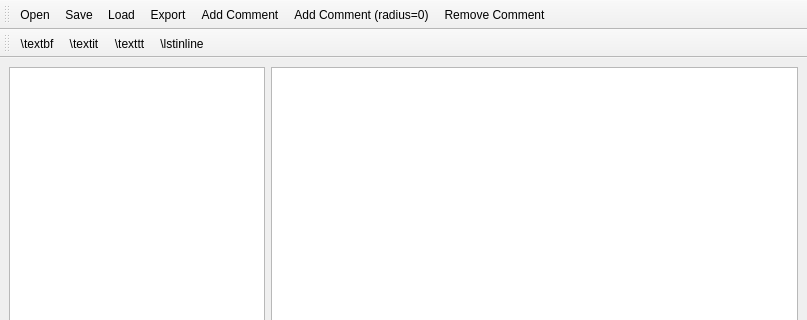
First picture: the form in gui/ui_MainWindow.ui, repository arneboe/codecomment, before the edit; both pictures show x 0 to 807 and y 0 to 320 of the 807 by 735 pixel window.
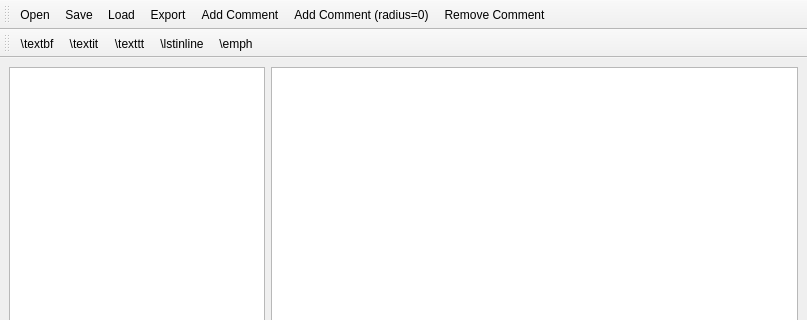
Second picture: the form after the edit.

Patch:
```diff
--- a/gui/ui_MainWindow.ui
+++ b/gui/ui_MainWindow.ui
@@ -156,6 +156,7 @@
    <addaction name="action_textit"/>
    <addaction name="action_texttt"/>
    <addaction name="action_lstinline"/>
+   <addaction name="action_emph"/>
   </widget>
   <action name="actionExport">
    <property name="text">
@@ -278,6 +279,17 @@
     <string>Alt+L</string>
    </property>
   </action>
+  <action name="action_emph">
+   <property name="text">
+    <string>\emph</string>
+   </property>
+   <property name="toolTip">
+    <string>alt+p</string>
+   </property>
+   <property name="shortcut">
+    <string>Alt+P</string>
+   </property>
+  </action>
  </widget>
  <resources/>
  <connections/>
```
